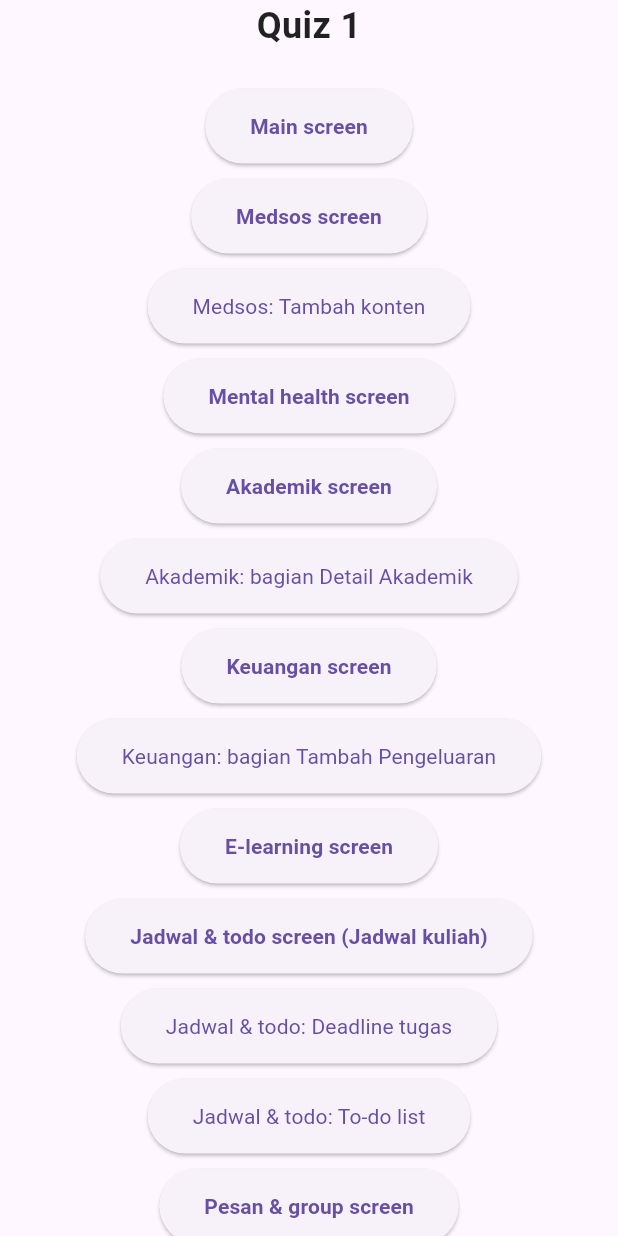
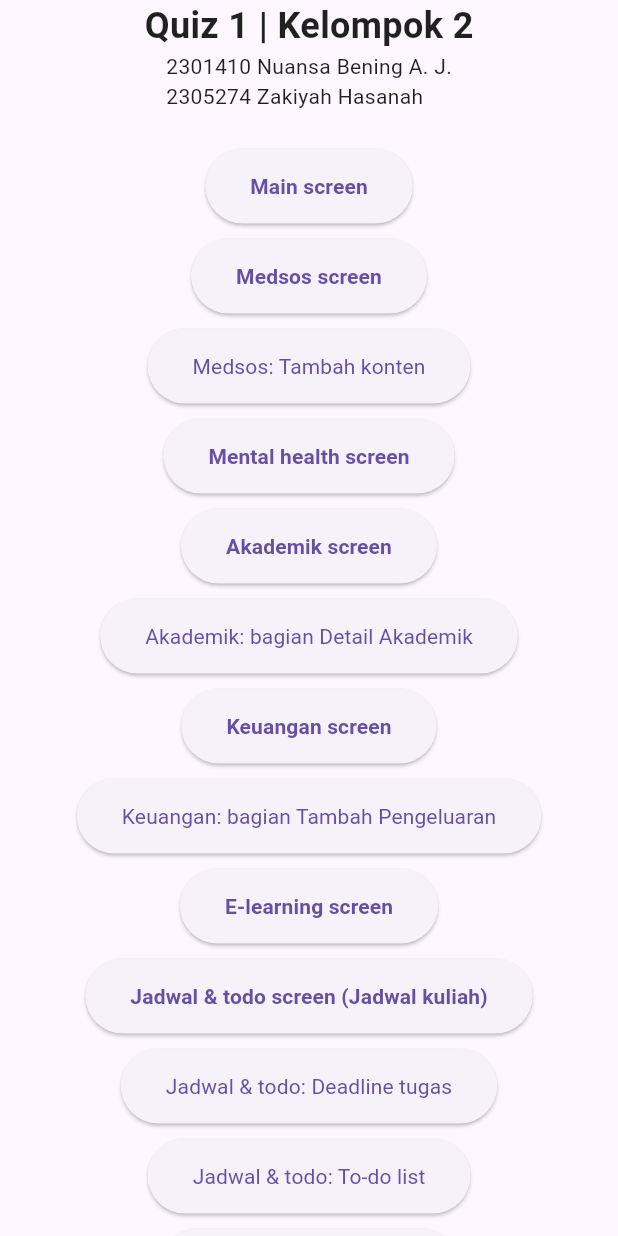
Before and after one commit to kiy4h/provis-kuis1, a Flutter app: the screen it shows after launch, on a phone screen of 412 x 824 dp. Run offline on Flutter 3.47's test engine with Material 3 defaults, Android fonts, the phone set to English and light mode, and no system bars; our stand-ins replace carousel_slider.

Commit message:
main.dart: tambah no kelompok

```diff
--- a/lib/main.dart
+++ b/lib/main.dart
@@ -80,10 +80,16 @@ class QuizScreen extends StatelessWidget {
           mainAxisSize: MainAxisSize.min,
           children: [
             const Text(
-              "Quiz 1",
+              "Quiz 1 | Kelompok 2",
               style: TextStyle(
                 fontSize: 24,
                 fontWeight: FontWeight.bold,
+                color: Colors.black87,
+              ),
+            ),
+            const Text(
+              "2301410 Nuansa Bening A. J.\n2305274 Zakiyah Hasanah",
+              style: TextStyle(
                 color: Colors.black87,
               ),
             ),
```
